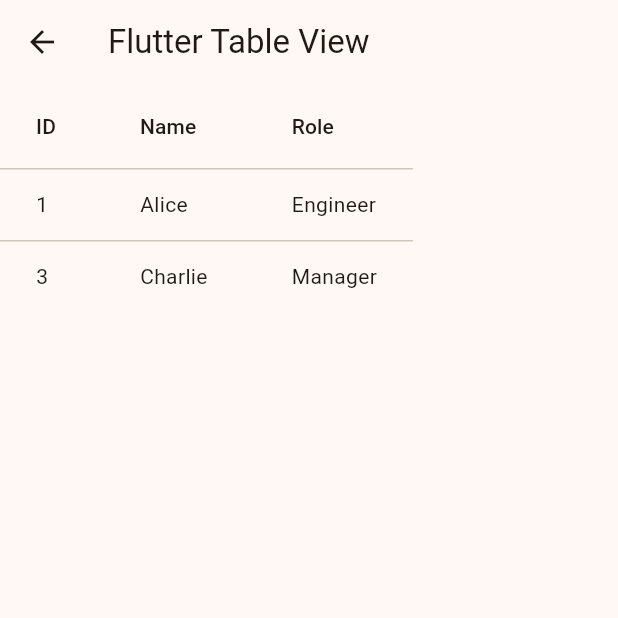
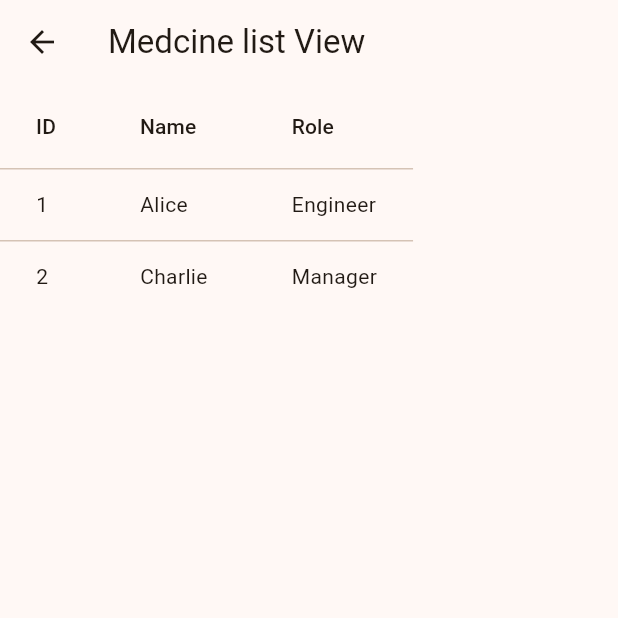
Before and after one commit to Mantosh123/Flutter_SampleProjects, a Flutter app: the TableExample screen opened directly, on a phone screen of 412 x 824 dp, the top half of it. Run offline on Flutter 3.47's test engine with Material 3 defaults, Android fonts, the phone set to English and light mode, and no system bars.

Commit message:
update cell

```diff
--- a/my_medical/lib/main.dart
+++ b/my_medical/lib/main.dart
@@ -110,7 +110,7 @@ class TableExample extends StatelessWidget {
   Widget build(BuildContext context) {
     return Scaffold(
       appBar: AppBar(
-        title: Text('Flutter Table View'),
+        title: Text('Medcine list View'),
       ),
       body: SingleChildScrollView(
         scrollDirection: Axis.vertical,
@@ -127,7 +127,7 @@ class TableExample extends StatelessWidget {
               DataCell(Text('Engineer')),
             ]),
             DataRow(cells: [
-              DataCell(Text('3')),
+              DataCell(Text('2')),
               DataCell(Text('Charlie')),
               DataCell(Text('Manager')),
             ]),
```
